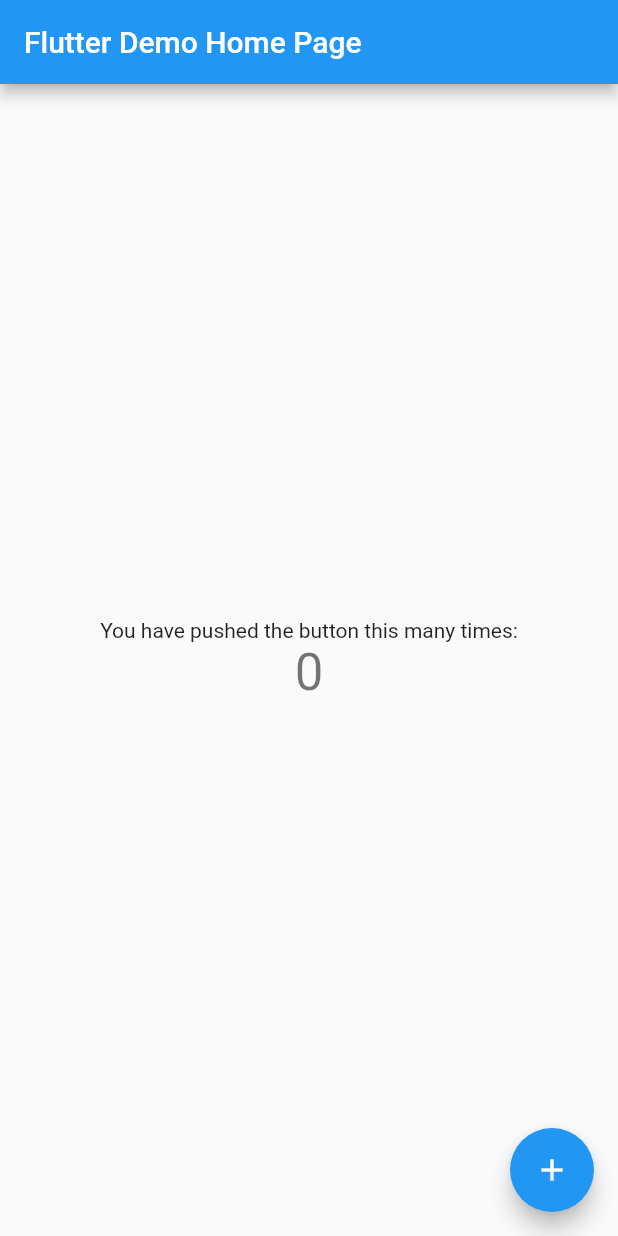
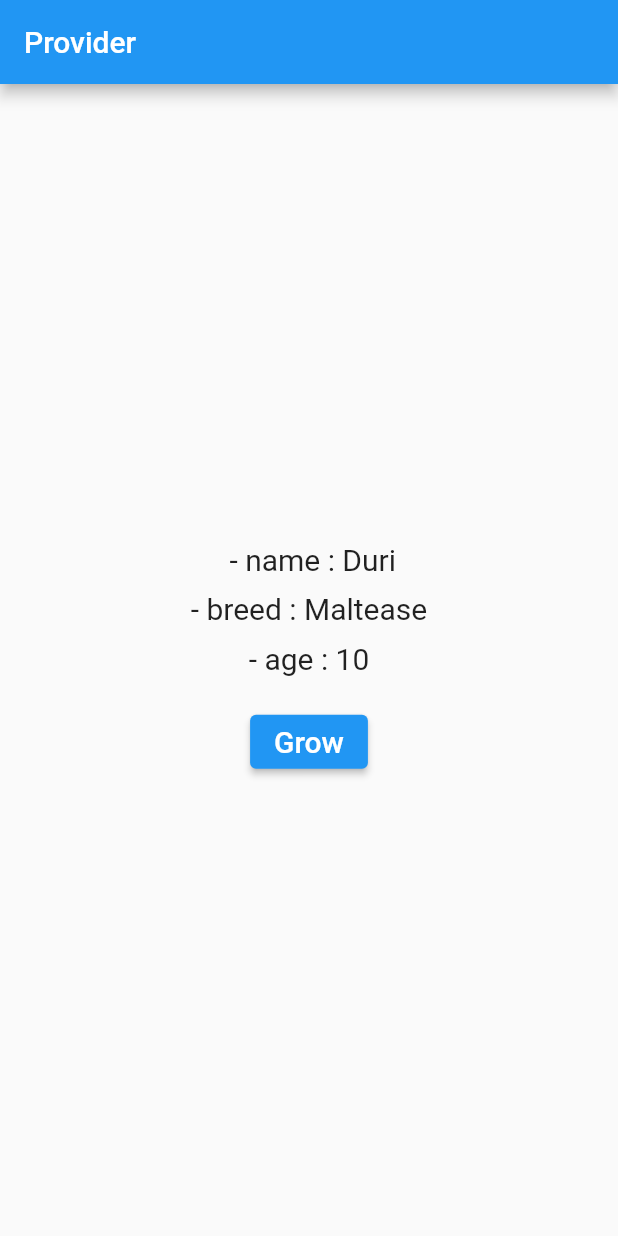
Before and after one commit to yunjunghun0116/flutter_provider, a Flutter app: the screen it shows after launch, on a phone screen of 412 x 824 dp. Run offline on Flutter 3.47's test engine with Material 2 defaults, Android fonts, the phone set to English and light mode, and no system bars.

Commit message:
provider use

```diff
--- a/provider_01/lib/main.dart
+++ b/provider_01/lib/main.dart
@@ -1,4 +1,8 @@
 import 'package:flutter/material.dart';
+import 'package:provider/provider.dart';
+import 'package:provider_01/screens/main/main_screen.dart';
+
+import 'models/dog.dart';
 
 void main() {
   runApp(const MyApp());
@@ -10,106 +14,20 @@
   // This widget is the root of your application.
   @override
   Widget build(BuildContext context) {
-    return MaterialApp(
-      title: 'Flutter Demo',
-      theme: ThemeData(
-        // This is the theme of your application.
-        //
-        // Try running your application with "flutter run". You'll see the
-        // application has a blue toolbar. Then, without quitting the app, try
-        // changing the primarySwatch below to Colors.green and then invoke
-        // "hot reload" (press "r" in the console where you ran "flutter run",
-        // or simply save your changes to "hot reload" in a Flutter IDE).
-        // Notice that the counter didn't reset back to zero; the application
-        // is not restarted.
-        primarySwatch: Colors.blue,
+    return Provider<Dog>(
+      create: (context) => Dog(
+        name: 'Duri',
+        breed: 'Maltease',
+        age: 10,
       ),
-      home: const MyHomePage(title: 'Flutter Demo Home Page'),
+      child: MaterialApp(
+        title: 'Provider_01',
+        debugShowCheckedModeBanner: false,
+        theme: ThemeData(
+          primarySwatch: Colors.blue,
+        ),
+        home: const MainScreen(),
+      ),
     );
   }
 }
-
-class MyHomePage extends StatefulWidget {
-  const MyHomePage({Key? key, required this.title}) : super(key: key);
-
-  // This widget is the home page of your application. It is stateful, meaning
-  // that it has a State object (defined below) that contains fields that affect
-  // how it looks.
-
-  // This class is the configuration for the state. It holds the values (in this
-  // case the title) provided by the parent (in this case the App widget) and
-  // used by the build method of the State. Fields in a Widget subclass are
-  // always marked "final".
-
-  final String title;
-
-  @override
-  State<MyHomePage> createState() => _MyHomePageState();
-}
-
-class _MyHomePageState extends State<MyHomePage> {
-  int _counter = 0;
-
-  void _incrementCounter() {
-    setState(() {
-      // This call to setState tells the Flutter framework that something has
-      // changed in this State, which causes it to rerun the build method below
-      // so that the display can reflect the updated values. If we changed
-      // _counter without calling setState(), then the build method would not be
-      // called again, and so nothing would appear to happen.
-      _counter++;
-    });
-  }
-
-  @override
-  Widget build(BuildContext context) {
-    // This method is rerun every time setState is called, for instance as done
-    // by the _incrementCounter method above.
-    //
-    // The Flutter framework has been optimized to make rerunning build methods
-    // fast, so that you can just rebuild anything that needs updating rather
-    // than having to individually change instances of widgets.
-    return Scaffold(
-      appBar: AppBar(
-        // Here we take the value from the MyHomePage object that was created by
-        // the App.build method, and use it to set our appbar title.
-        title: Text(widget.title),
-      ),
-      body: Center(
-        // Center is a layout widget. It takes a single child and positions it
-        // in the middle of the parent.
-        child: Column(
-          // Column is also a layout widget. It takes a list of children and
-          // arranges them vertically. By default, it sizes itself to fit its
-          // children horizontally, and tries to be as tall as its parent.
-          //
-          // Invoke "debug painting" (press "p" in the console, choose the
-          // "Toggle Debug Paint" action from the Flutter Inspector in Android
-          // Studio, or the "Toggle Debug Paint" command in Visual Studio Code)
-          // to see the wireframe for each widget.
-          //
-          // Column has various properties to control how it sizes itself and
-          // how it positions its children. Here we use mainAxisAlignment to
-          // center the children vertically; the main axis here is the vertical
-          // axis because Columns are vertical (the cross axis would be
-          // horizontal).
-          mainAxisAlignment: MainAxisAlignment.center,
-          children: <Widget>[
-            const Text(
-              'You have pushed the button this many times:',
-            ),
-            Text(
-              '$_counter',
-              style: Theme.of(context).textTheme.headline4,
-            ),
-          ],
-        ),
-      ),
-      floatingActionButton: FloatingActionButton(
-        onPressed: _incrementCounter,
-        tooltip: 'Increment',
-        child: const Icon(Icons.add),
-      ), // This trailing comma makes auto-formatting nicer for build methods.
-    );
-  }
-}
--- /dev/null
+++ b/provider_01/lib/models/dog.dart
@@ -0,0 +1,16 @@
+class Dog {
+  final String name;
+  final String breed;
+  int age;
+  Dog({
+    required this.name,
+    required this.breed,
+    this.age = 0,
+  });
+
+  void grow(){
+    age++;
+    print(age);
+  }
+
+}
--- /dev/null
+++ b/provider_01/lib/screens/main/components/age.dart
@@ -0,0 +1,32 @@
+import 'package:flutter/material.dart';
+import 'package:provider/provider.dart';
+
+import '../../../models/dog.dart';
+
+class Age extends StatelessWidget {
+  const Age({Key? key}) : super(key: key);
+
+  @override
+  Widget build(BuildContext context) {
+    return Column(
+      children: [
+        Text(
+          '- age : ${Provider.of<Dog>(context).age}',
+          style: TextStyle(
+            fontSize: 20,
+          ),
+        ),
+        SizedBox(height: 20),
+        ElevatedButton(
+          onPressed: () => Provider.of<Dog>(context,listen: false).grow(),
+          child: Text(
+            'Grow',
+            style: TextStyle(
+              fontSize: 20,
+            ),
+          ),
+        )
+      ],
+    );
+  }
+}
--- /dev/null
+++ b/provider_01/lib/screens/main/components/breed_and_age.dart
@@ -0,0 +1,25 @@
+import 'package:flutter/material.dart';
+import 'package:provider/provider.dart';
+import 'package:provider_01/screens/main/components/age.dart';
+
+import '../../../models/dog.dart';
+
+class BreedAndAge extends StatelessWidget {
+  const BreedAndAge({Key? key}) : super(key: key);
+
+  @override
+  Widget build(BuildContext context) {
+    return Column(
+      children: [
+        Text(
+          '- breed : ${Provider.of<Dog>(context).breed}',
+          style: TextStyle(
+            fontSize: 20,
+          ),
+        ),
+        SizedBox(height: 10),
+        Age(),
+      ],
+    );
+  }
+}
--- /dev/null
+++ b/provider_01/lib/screens/main/main_screen.dart
@@ -0,0 +1,29 @@
+import 'package:flutter/material.dart';
+import 'package:provider/provider.dart';
+import 'package:provider_01/models/dog.dart';
+import 'package:provider_01/screens/main/components/breed_and_age.dart';
+
+class MainScreen extends StatelessWidget {
+  const MainScreen({Key? key}) : super(key: key);
+
+  @override
+  Widget build(BuildContext context) {
+    return Scaffold(
+      appBar: AppBar(
+        title: const Text('Provider'),
+      ),
+      body: Center(
+        child: Column(
+          mainAxisAlignment: MainAxisAlignment.center,
+          children: [
+            Text(' - name : ${Provider.of<Dog>(context).name}',style: TextStyle(
+              fontSize: 20,
+            ),),
+            SizedBox(height: 10),
+            BreedAndAge(),
+          ],
+        ),
+      ),
+    );
+  }
+}
```
Also changed, not shown: provider_01/pubspec.yaml (+1 -49 lines), provider_01/pubspec.lock, 1 other file.
